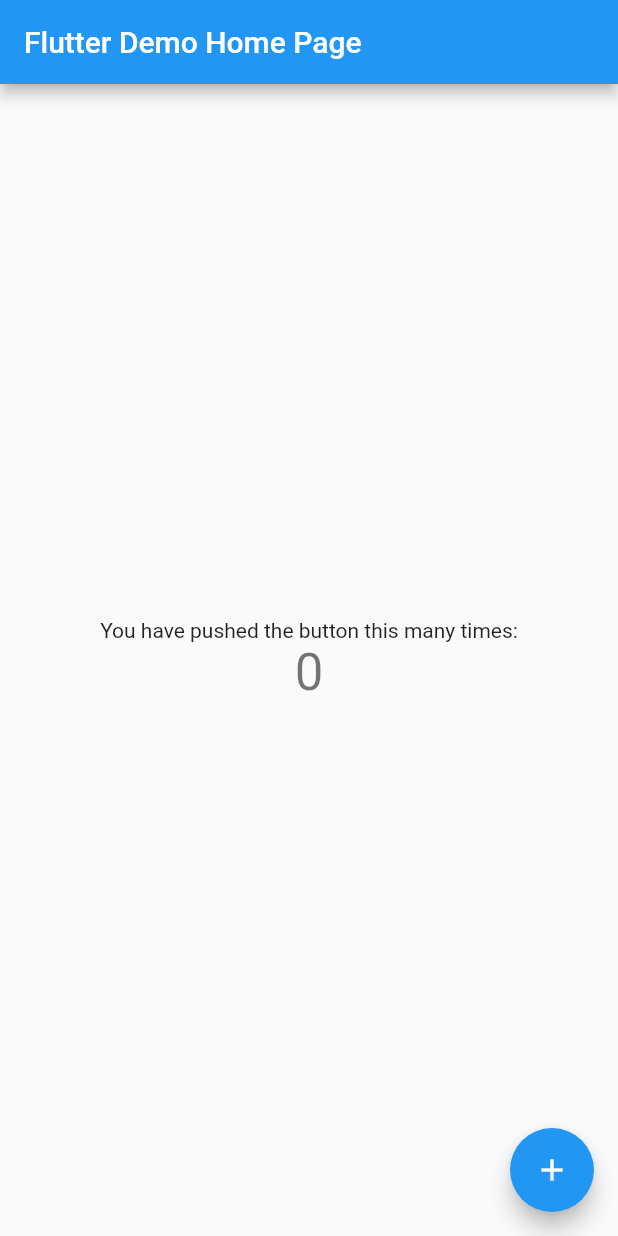
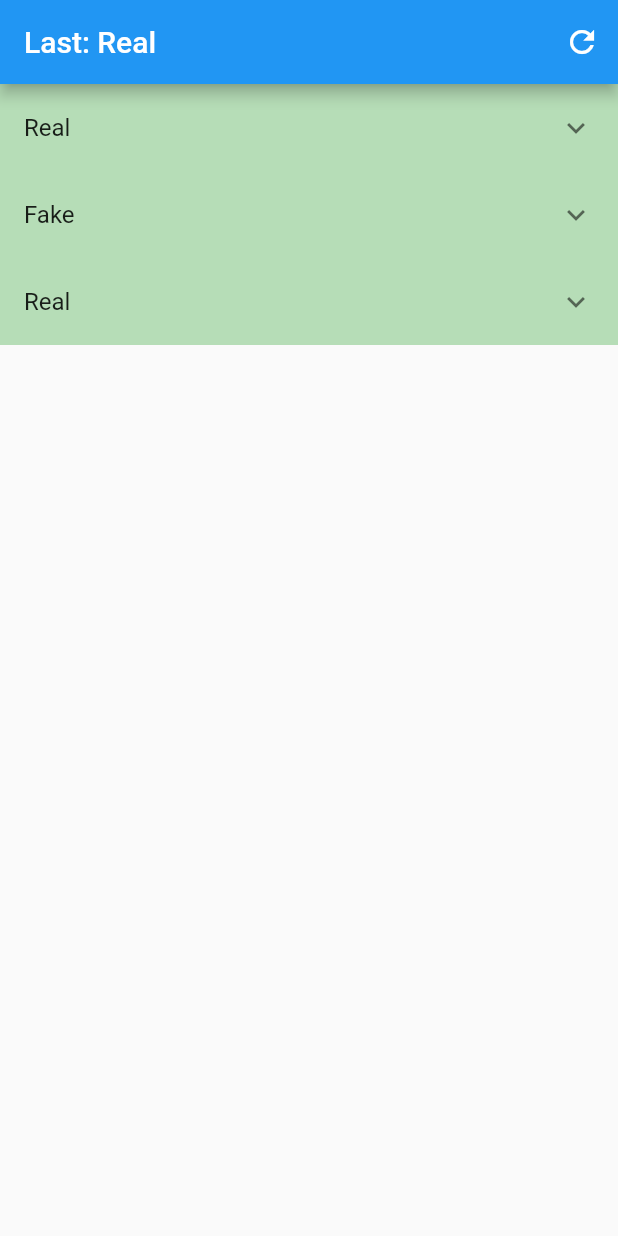
Before and after one commit to AndreBaltazar8/flutter_assessment, a Flutter app: the screen it shows after launch, on a phone screen of 412 x 824 dp. Run offline on Flutter 3.47's test engine with Material 2 defaults, Android fonts, the light colour scheme and no system bars; our stand-ins replace audioplayers.

Commit message:
feat: add first version of coin detector

```diff
--- a/lib/main.dart
+++ b/lib/main.dart
@@ -1,113 +1,103 @@
+import 'dart:async';
+
+import 'package:audioplayers/audio_cache.dart';
+import 'package:flutter/foundation.dart';
 import 'package:flutter/material.dart';
+import 'package:flutter_assessment/models/coin.dart';
+import 'package:flutter_assessment/widgets/coin_list.dart';
+
+const kCoinReal = 'Real';
+const kCoinFake = 'Fake';
 
 void main() {
-  runApp(MyApp());
+  runApp(AutomaticCoinDetectorApp());
 }
 
-class MyApp extends StatelessWidget {
-  // This widget is the root of your application.
+/// The main widget of the app
+class AutomaticCoinDetectorApp extends StatelessWidget {
+  final Stream<String> _coinStream = Stream.periodic(
+    Duration(seconds: 2),
+    (count) => count % 2 == 0 ? kCoinReal : kCoinFake,
+  ).asBroadcastStream();
+
   @override
   Widget build(BuildContext context) {
+    return StreamBuilder<String>(
+        stream: _coinStream,
+        builder: (context, snapshot) {
           return MaterialApp(
-      title: 'Flutter Demo',
+            title: snapshot.hasData ? snapshot.data! : 'Automated Coin Detector',
             theme: ThemeData(
-        // This is the theme of your application.
-        //
-        // Try running your application with "flutter run". You'll see the
-        // application has a blue toolbar. Then, without quitting the app, try
-        // changing the primarySwatch below to Colors.green and then invoke
-        // "hot reload" (press "r" in the console where you ran "flutter run",
-        // or simply save your changes to "hot reload" in a Flutter IDE).
-        // Notice that the counter didn't reset back to zero; the application
-        // is not restarted.
               primarySwatch: Colors.blue,
             ),
-      home: MyHomePage(title: 'Flutter Demo Home Page'),
+            home: MainPage(coinStream: _coinStream),
           );
+        });
   }
 }
 
-class MyHomePage extends StatefulWidget {
-  MyHomePage({Key? key, this.title}) : super(key: key);
+/// THe main page of the app
+class MainPage extends StatefulWidget {
+  /// Coin stream that will be used to display the list
+  final Stream coinStream;
 
-  // This widget is the home page of your application. It is stateful, meaning
-  // that it has a State object (defined below) that contains fields that affect
-  // how it looks.
-
-  // This class is the configuration for the state. It holds the values (in this
-  // case the title) provided by the parent (in this case the App widget) and
-  // used by the build method of the State. Fields in a Widget subclass are
-  // always marked "final".
-
-  final String? title;
+  MainPage({Key? key, required this.coinStream}) : super(key: key);
 
   @override
-  _MyHomePageState createState() => _MyHomePageState();
+  _MainPageState createState() => _MainPageState();
 }
 
-class _MyHomePageState extends State<MyHomePage> {
-  int _counter = 0;
+class _MainPageState extends State<MainPage> {
+  final List<Coin> _coins = List.empty(growable: true);
+  String? _lastCoin;
+  GlobalKey<CoinListState> _listKey = GlobalKey();
 
-  void _incrementCounter() {
+  @override
+  void initState() {
+    widget.coinStream.listen((coin) {
       setState(() {
-      // This call to setState tells the Flutter framework that something has
-      // changed in this State, which causes it to rerun the build method below
-      // so that the display can reflect the updated values. If we changed
-      // _counter without calling setState(), then the build method would not be
-      // called again, and so nothing would appear to happen.
-      _counter++;
+        _coins.add(Coin(coin));
+        _listKey.currentState?.addCoin(_coins.length - 1);
+        _lastCoin = coin;
+        if (coin == kCoinReal) _playSoundFile();
       });
+    });
+    super.initState();
+  }
+
+  _playSoundFile() {
+    AudioCache cache = new AudioCache();
+    cache.play('coin10.wav');
   }
 
   @override
   Widget build(BuildContext context) {
-    // This method is rerun every time setState is called, for instance as done
-    // by the _incrementCounter method above.
-    //
-    // The Flutter framework has been optimized to make rerunning build methods
-    // fast, so that you can just rebuild anything that needs updating rather
-    // than having to individually change instances of widgets.
+    var lastCoin = _lastCoin;
     return Scaffold(
       appBar: AppBar(
-        // Here we take the value from the MyHomePage object that was created by
-        // the App.build method, and use it to set our appbar title.
-        title: Text(widget.title!),
-      ),
-      body: Center(
-        // Center is a layout widget. It takes a single child and positions it
-        // in the middle of the parent.
-        child: Column(
-          // Column is also a layout widget. It takes a list of children and
-          // arranges them vertically. By default, it sizes itself to fit its
-          // children horizontally, and tries to be as tall as its parent.
-          //
-          // Invoke "debug painting" (press "p" in the console, choose the
-          // "Toggle Debug Paint" action from the Flutter Inspector in Android
-          // Studio, or the "Toggle Debug Paint" command in Visual Studio Code)
-          // to see the wireframe for each widget.
-          //
-          // Column has various properties to control how it sizes itself and
-          // how it positions its children. Here we use mainAxisAlignment to
-          // center the children vertically; the main axis here is the vertical
-          // axis because Columns are vertical (the cross axis would be
-          // horizontal).
-          mainAxisAlignment: MainAxisAlignment.center,
-          children: <Widget>[
-            Text(
-              'You have pushed the button this many times:',
-            ),
-            Text(
-              '$_counter',
-              style: Theme.of(context).textTheme.headline4,
+        title: Text('Last: ${lastCoin != null ? _lastCoin : 'No coin'}'),
+        actions: [
+          IconButton(
+            icon: Icon(Icons.refresh),
+            onPressed: () {
+              setState(() {
+                var count = _coins.length;
+                _coins.clear();
+                _listKey.currentState?.clear(count);
+                _lastCoin = null;
+              });
+            },
           ),
         ],
       ),
+      body: CoinList(
+        key: _listKey,
+        itemLookup: (i) => _coins[i],
+        onExpand: (coin) {
+          if (coin.coin == kCoinReal) _playSoundFile();
+        },
+        numItems: _coins.length,
       ),
-      floatingActionButton: FloatingActionButton(
-        onPressed: _incrementCounter,
-        tooltip: 'Increment',
-        child: Icon(Icons.add),
-      ), // This trailing comma makes auto-formatting nicer for build methods.
     );
   }
 }
--- /dev/null
+++ b/lib/models/coin.dart
@@ -0,0 +1,5 @@
+class Coin {
+  final String coin;
+  final DateTime time;
+  Coin(this.coin) : this.time = DateTime.now();
+}
--- /dev/null
+++ b/lib/widgets/coin_list.dart
@@ -0,0 +1,73 @@
+import 'package:flutter/material.dart';
+import 'package:flutter_assessment/models/coin.dart';
+
+/// An animated list of coins
+class CoinList extends StatefulWidget {
+  final Coin Function(int) itemLookup;
+  final void Function(Coin) onExpand;
+  final int numItems;
+
+  CoinList({
+    Key? key,
+    required this.itemLookup,
+    required this.onExpand,
+    required this.numItems,
+  }) : super(key: key);
+
+  @override
+  CoinListState createState() => CoinListState();
+}
+
+class CoinListState extends State<CoinList> {
+  GlobalKey<AnimatedListState> _animatedListState = GlobalKey();
+
+  /// Notifies the animated list about the new coin
+  void addCoin(int index) {
+    _animatedListState.currentState?.insertItem(index);
+  }
+
+  /// Clears all coins from the list
+  void clear(int numItems) {
+    for (var i = 0; i < numItems; i++) {
+      _animatedListState.currentState?.removeItem(0, (context, animation) => Container());
+    }
+  }
+
+  @override
+  Widget build(BuildContext context) {
+    return Align(
+      alignment: Alignment.topLeft,
+      child: AnimatedList(
+        key: _animatedListState,
+        itemBuilder: (_, i, animation) => _buildCoinItem(widget.itemLookup(i), animation),
+        initialItemCount: widget.numItems,
+        reverse: true,
+        shrinkWrap: true,
+      ),
+    );
+  }
+
+  Widget _buildCoinItem(Coin coin, Animation<double> animation) => SlideTransition(
+        position: Tween<Offset>(
+          begin: const Offset(-1, 0),
+          end: Offset(0, 0),
+        ).animate(animation),
+        child: FadeTransition(
+          opacity: animation,
+          child: Container(
+            color: Colors.green.withAlpha(100),
+            child: ExpansionTile(
+              title: Text(coin.coin),
+              children: [
+                Container(
+                  child: Text(coin.time.toIso8601String()),
+                ),
+              ],
+              onExpansionChanged: (expanding) {
+                if (expanding) widget.onExpand(coin);
+              },
+            ),
+          ),
+        ),
+      );
+}
```
Also changed, not shown: pubspec.yaml (+5 -55 lines), pubspec.lock, 2 other files. Lines whose indentation alone changed are shown as unchanged.
